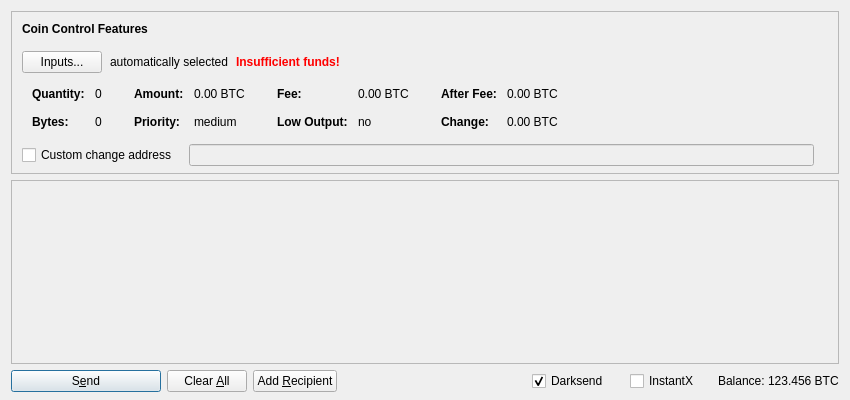
First picture: the form in src/qt/forms/sendcoinsdialog.ui, repository wagerr/PIVX, before the edit.
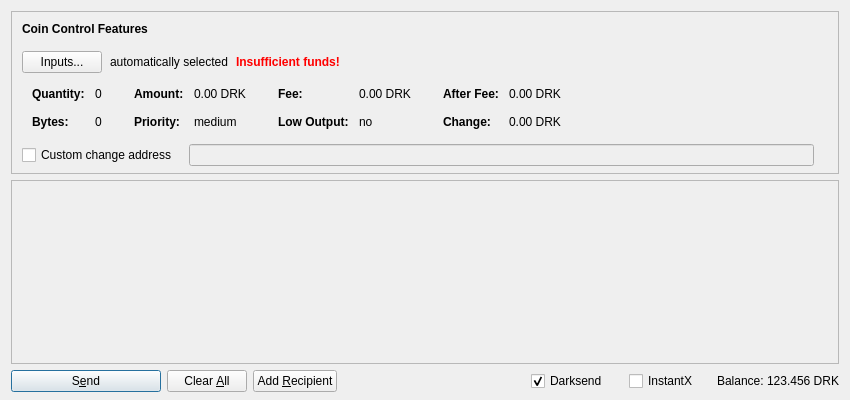
Second picture: the form after the edit. Icons and pictures are not drawn. Custom widgets are drawn as their Qt base class.

Patch:
```diff
--- a/src/qt/forms/sendcoinsdialog.ui
+++ b/src/qt/forms/sendcoinsdialog.ui
@@ -321,7 +321,7 @@
                   <enum>Qt::ActionsContextMenu</enum>
                  </property>
                  <property name="text">
-                  <string notr="true">0.00 BTC</string>
+                  <string notr="true">0.00 DRK</string>
                  </property>
                  <property name="textInteractionFlags">
                   <set>Qt::LinksAccessibleByMouse|Qt::TextSelectableByKeyboard|Qt::TextSelectableByMouse</set>
@@ -401,7 +401,7 @@
                   <enum>Qt::ActionsContextMenu</enum>
                  </property>
                  <property name="text">
-                  <string notr="true">0.00 BTC</string>
+                  <string notr="true">0.00 DRK</string>
                  </property>
                  <property name="textInteractionFlags">
                   <set>Qt::LinksAccessibleByMouse|Qt::TextSelectableByKeyboard|Qt::TextSelectableByMouse</set>
@@ -481,7 +481,7 @@
                   <enum>Qt::ActionsContextMenu</enum>
                  </property>
                  <property name="text">
-                  <string notr="true">0.00 BTC</string>
+                  <string notr="true">0.00 DRK</string>
                  </property>
                  <property name="textInteractionFlags">
                   <set>Qt::LinksAccessibleByMouse|Qt::TextSelectableByKeyboard|Qt::TextSelectableByMouse</set>
@@ -510,7 +510,7 @@
                   <enum>Qt::ActionsContextMenu</enum>
                  </property>
                  <property name="text">
-                  <string notr="true">0.00 BTC</string>
+                  <string notr="true">0.00 DRK</string>
                  </property>
                  <property name="textInteractionFlags">
                   <set>Qt::LinksAccessibleByMouse|Qt::TextSelectableByKeyboard|Qt::TextSelectableByMouse</set>
@@ -791,7 +791,7 @@
           <cursorShape>IBeamCursor</cursorShape>
          </property>
          <property name="text">
-          <string notr="true">123.456 BTC</string>
+          <string notr="true">123.456 DRK</string>
          </property>
          <property name="textInteractionFlags">
           <set>Qt::LinksAccessibleByMouse|Qt::TextSelectableByKeyboard|Qt::TextSelectableByMouse</set>
```
Left out of the diff: 4 changed lines with no effect on the pictures.
